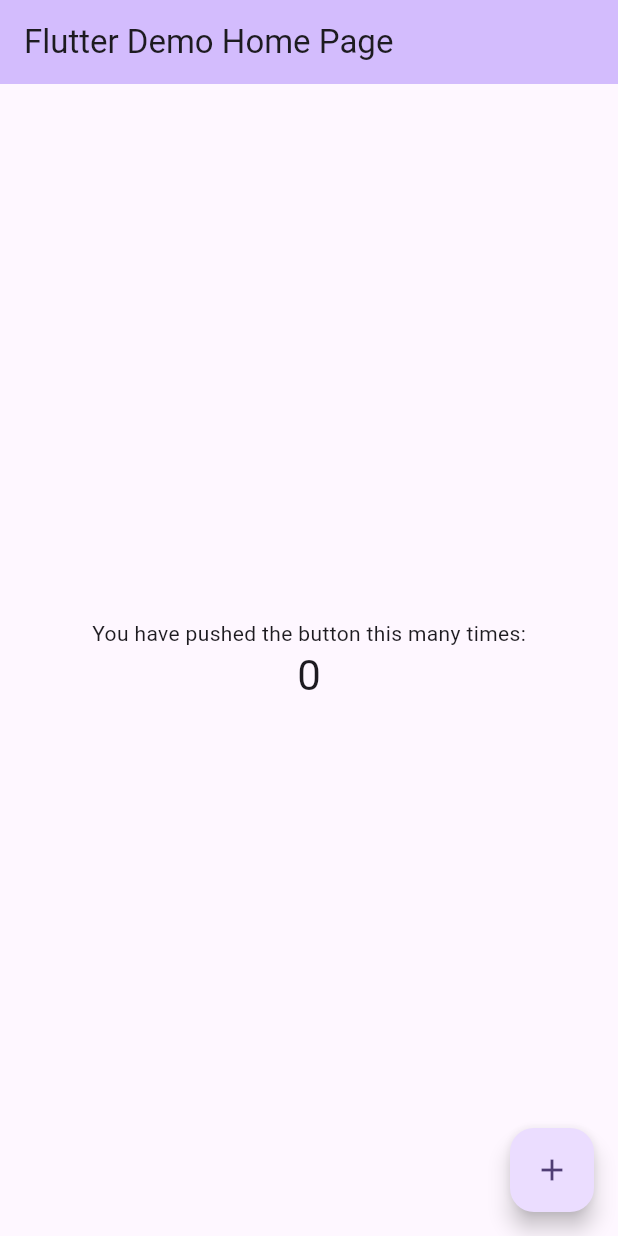
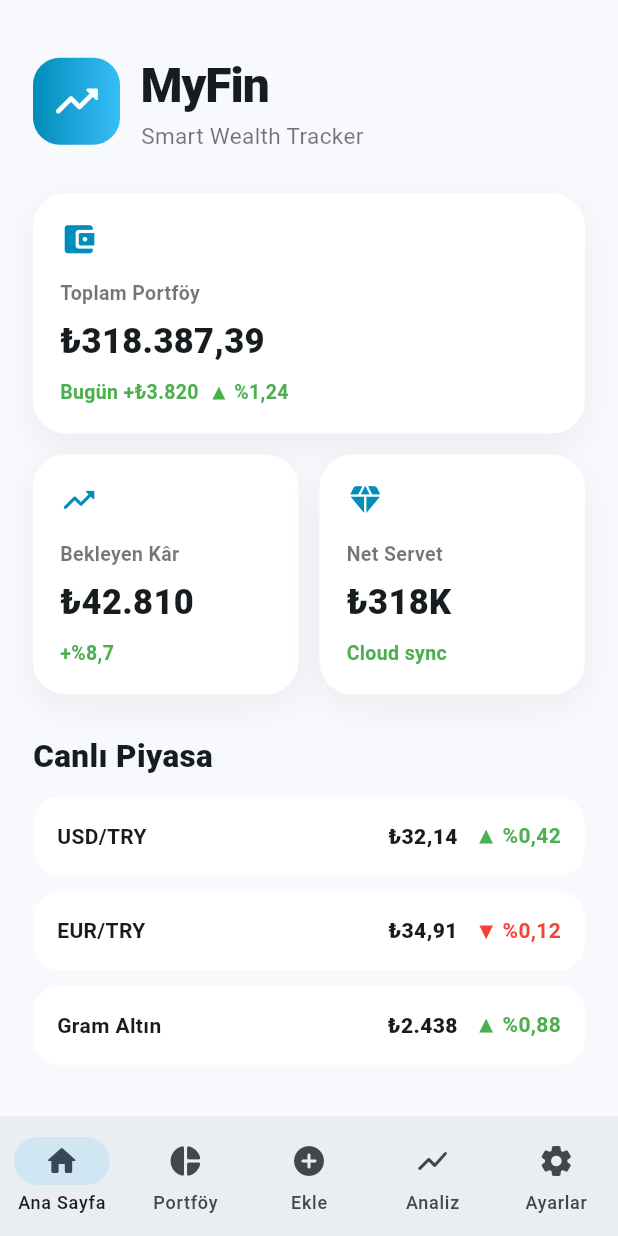
Before and after one commit to ErhanOzalhas/myfin-mobile, a Flutter app: the screen it shows after launch, on a phone screen of 412 x 824 dp. Run offline on Flutter 3.47's test engine with Material 3 defaults, Android fonts, the light colour scheme and no system bars.

Commit message:
Milestone 2 MyFin mobile shell

```diff
--- a/lib/main.dart
+++ b/lib/main.dart
@@ -1,122 +1,232 @@
 import 'package:flutter/material.dart';
 
 void main() {
-  runApp(const MyApp());
+  runApp(const MyFinApp());
 }
 
-class MyApp extends StatelessWidget {
-  const MyApp({super.key});
+class MyFinApp extends StatelessWidget {
+  const MyFinApp({super.key});
 
-  // This widget is the root of your application.
   @override
   Widget build(BuildContext context) {
     return MaterialApp(
-      title: 'Flutter Demo',
+      title: 'MyFin',
+      debugShowCheckedModeBanner: false,
       theme: ThemeData(
-        // This is the theme of your application.
-        //
-        // TRY THIS: Try running your application with "flutter run". You'll see
-        // the application has a purple toolbar. Then, without quitting the app,
-        // try changing the seedColor in the colorScheme below to Colors.green
-        // and then invoke "hot reload" (save your changes or press the "hot
-        // reload" button in a Flutter-supported IDE, or press "r" if you used
-        // the command line to start the app).
-        //
-        // Notice that the counter didn't reset back to zero; the application
-        // state is not lost during the reload. To reset the state, use hot
-        // restart instead.
-        //
-        // This works for code too, not just values: Most code changes can be
-        // tested with just a hot reload.
-        colorScheme: .fromSeed(seedColor: Colors.deepPurple),
+        useMaterial3: true,
+        scaffoldBackgroundColor: const Color(0xFFF7F9FC),
+        colorScheme: ColorScheme.fromSeed(
+          seedColor: const Color(0xFF008DB9),
+        ),
       ),
-      home: const MyHomePage(title: 'Flutter Demo Home Page'),
+      home: const MyFinHome(),
     );
   }
 }
 
-class MyHomePage extends StatefulWidget {
-  const MyHomePage({super.key, required this.title});
-
-  // This widget is the home page of your application. It is stateful, meaning
-  // that it has a State object (defined below) that contains fields that affect
-  // how it looks.
-
-  // This class is the configuration for the state. It holds the values (in this
-  // case the title) provided by the parent (in this case the App widget) and
-  // used by the build method of the State. Fields in a Widget subclass are
-  // always marked "final".
-
-  final String title;
-
-  @override
-  State<MyHomePage> createState() => _MyHomePageState();
-}
-
-class _MyHomePageState extends State<MyHomePage> {
-  int _counter = 0;
-
-  void _incrementCounter() {
-    setState(() {
-      // This call to setState tells the Flutter framework that something has
-      // changed in this State, which causes it to rerun the build method below
-      // so that the display can reflect the updated values. If we changed
-      // _counter without calling setState(), then the build method would not be
-      // called again, and so nothing would appear to happen.
-      _counter++;
-    });
-  }
+class MyFinHome extends StatelessWidget {
+  const MyFinHome({super.key});
 
   @override
   Widget build(BuildContext context) {
-    // This method is rerun every time setState is called, for instance as done
-    // by the _incrementCounter method above.
-    //
-    // The Flutter framework has been optimized to make rerunning build methods
-    // fast, so that you can just rebuild anything that needs updating rather
-    // than having to individually change instances of widgets.
     return Scaffold(
-      appBar: AppBar(
-        // TRY THIS: Try changing the color here to a specific color (to
-        // Colors.amber, perhaps?) and trigger a hot reload to see the AppBar
-        // change color while the other colors stay the same.
-        backgroundColor: Theme.of(context).colorScheme.inversePrimary,
-        // Here we take the value from the MyHomePage object that was created by
-        // the App.build method, and use it to set our appbar title.
-        title: Text(widget.title),
-      ),
-      body: Center(
-        // Center is a layout widget. It takes a single child and positions it
-        // in the middle of the parent.
-        child: Column(
-          // Column is also a layout widget. It takes a list of children and
-          // arranges them vertically. By default, it sizes itself to fit its
-          // children horizontally, and tries to be as tall as its parent.
-          //
-          // Column has various properties to control how it sizes itself and
-          // how it positions its children. Here we use mainAxisAlignment to
-          // center the children vertically; the main axis here is the vertical
-          // axis because Columns are vertical (the cross axis would be
-          // horizontal).
-          //
-          // TRY THIS: Invoke "debug painting" (choose the "Toggle Debug Paint"
-          // action in the IDE, or press "p" in the console), to see the
-          // wireframe for each widget.
-          mainAxisAlignment: .center,
+      body: SafeArea(
+        child: ListView(
+          padding: const EdgeInsets.all(22),
           children: [
-            const Text('You have pushed the button this many times:'),
-            Text(
-              '$_counter',
-              style: Theme.of(context).textTheme.headlineMedium,
+            const SizedBox(height: 12),
+            Row(
+              children: [
+                Container(
+                  width: 58,
+                  height: 58,
+                  decoration: BoxDecoration(
+                    gradient: const LinearGradient(
+                      colors: [Color(0xFF008DB9), Color(0xFF38BDF8)],
+                    ),
+                    borderRadius: BorderRadius.circular(18),
+                  ),
+                  child: const Icon(
+                    Icons.trending_up_rounded,
+                    color: Colors.white,
+                    size: 34,
+                  ),
+                ),
+                const SizedBox(width: 14),
+                const Expanded(
+                  child: Column(
+                    crossAxisAlignment: CrossAxisAlignment.start,
+                    children: [
+                      Text(
+                        'MyFin',
+                        style: TextStyle(
+                          fontSize: 32,
+                          fontWeight: FontWeight.w900,
+                          letterSpacing: -0.7,
+                        ),
+                      ),
+                      Text(
+                        'Smart Wealth Tracker',
+                        style: TextStyle(
+                          fontSize: 15,
+                          color: Colors.black54,
+                        ),
+                      ),
+                    ],
+                  ),
+                ),
+              ],
             ),
+            const SizedBox(height: 28),
+            _MetricCard(
+              title: 'Toplam Portföy',
+              value: '₺318.387,39',
+              subtitle: 'Bugün +₺3.820  ▲ %1,24',
+              icon: Icons.account_balance_wallet_rounded,
+              positive: true,
+            ),
+            const SizedBox(height: 14),
+            Row(
+              children: const [
+                Expanded(
+                  child: _MetricCard(
+                    title: 'Bekleyen Kâr',
+                    value: '₺42.810',
+                    subtitle: '+%8,7',
+                    icon: Icons.trending_up_rounded,
+                    positive: true,
+                  ),
+                ),
+                SizedBox(width: 14),
+                Expanded(
+                  child: _MetricCard(
+                    title: 'Net Servet',
+                    value: '₺318K',
+                    subtitle: 'Cloud sync',
+                    icon: Icons.diamond_rounded,
+                    positive: true,
+                  ),
+                ),
+              ],
+            ),
+            const SizedBox(height: 26),
+            const _SectionTitle(title: 'Canlı Piyasa'),
+            const _MarketRow(name: 'USD/TRY', value: '₺32,14', change: '▲ %0,42'),
+            const _MarketRow(name: 'EUR/TRY', value: '₺34,91', change: '▼ %0,12', positive: false),
+            const _MarketRow(name: 'Gram Altın', value: '₺2.438', change: '▲ %0,88'),
           ],
         ),
       ),
-      floatingActionButton: FloatingActionButton(
-        onPressed: _incrementCounter,
-        tooltip: 'Increment',
-        child: const Icon(Icons.add),
+      bottomNavigationBar: NavigationBar(
+        selectedIndex: 0,
+        destinations: const [
+          NavigationDestination(icon: Icon(Icons.home_rounded), label: 'Ana Sayfa'),
+          NavigationDestination(icon: Icon(Icons.pie_chart_rounded), label: 'Portföy'),
+          NavigationDestination(icon: Icon(Icons.add_circle_rounded), label: 'Ekle'),
+          NavigationDestination(icon: Icon(Icons.show_chart_rounded), label: 'Analiz'),
+          NavigationDestination(icon: Icon(Icons.settings_rounded), label: 'Ayarlar'),
+        ],
       ),
     );
   }
 }
+
+class _MetricCard extends StatelessWidget {
+  final String title;
+  final String value;
+  final String subtitle;
+  final IconData icon;
+  final bool positive;
+
+  const _MetricCard({
+    required this.title,
+    required this.value,
+    required this.subtitle,
+    required this.icon,
+    this.positive = true,
+  });
+
+  @override
+  Widget build(BuildContext context) {
+    final color = positive ? Colors.green : Colors.red;
+
+    return Container(
+      padding: const EdgeInsets.all(18),
+      decoration: BoxDecoration(
+        color: Colors.white,
+        borderRadius: BorderRadius.circular(22),
+        boxShadow: [
+          BoxShadow(
+            color: Colors.black.withOpacity(.05),
+            blurRadius: 18,
+            offset: const Offset(0, 8),
+          ),
+        ],
+      ),
+      child: Column(
+        crossAxisAlignment: CrossAxisAlignment.start,
+        children: [
+          Icon(icon, color: const Color(0xFF008DB9), size: 25),
+          const SizedBox(height: 14),
+          Text(title, style: const TextStyle(fontSize: 13, color: Colors.black54, fontWeight: FontWeight.w600)),
+          const SizedBox(height: 6),
+          Text(value, style: const TextStyle(fontSize: 23, fontWeight: FontWeight.w900)),
+          const SizedBox(height: 8),
+          Text(subtitle, style: TextStyle(color: color, fontSize: 13, fontWeight: FontWeight.w700)),
+        ],
+      ),
+    );
+  }
+}
+
+class _SectionTitle extends StatelessWidget {
+  final String title;
+  const _SectionTitle({required this.title});
+
+  @override
+  Widget build(BuildContext context) {
+    return const Padding(
+      padding: EdgeInsets.only(bottom: 12),
+      child: Text(
+        'Canlı Piyasa',
+        style: TextStyle(fontSize: 21, fontWeight: FontWeight.w900),
+      ),
+    );
+  }
+}
+
+class _MarketRow extends StatelessWidget {
+  final String name;
+  final String value;
+  final String change;
+  final bool positive;
+
+  const _MarketRow({
+    required this.name,
+    required this.value,
+    required this.change,
+    this.positive = true,
+  });
+
+  @override
+  Widget build(BuildContext context) {
+    final color = positive ? Colors.green : Colors.red;
+
+    return Container(
+      margin: const EdgeInsets.only(bottom: 10),
+      padding: const EdgeInsets.all(16),
+      decoration: BoxDecoration(
+        color: Colors.white,
+        borderRadius: BorderRadius.circular(18),
+      ),
+      child: Row(
+        children: [
+          Expanded(child: Text(name, style: const TextStyle(fontWeight: FontWeight.w700))),
+          Text(value, style: const TextStyle(fontWeight: FontWeight.w900)),
+          const SizedBox(width: 12),
+          Text(change, style: TextStyle(color: color, fontWeight: FontWeight.w700)),
+        ],
+      ),
+    );
+  }
+}
--- a/pubspec.yaml
+++ b/pubspec.yaml
@@ -34,6 +34,7 @@
   # The following adds the Cupertino Icons font to your application.
   # Use with the CupertinoIcons class for iOS style icons.
   cupertino_icons: ^1.0.8
+  fl_chart: ^1.2.0
 
 dev_dependencies:
   flutter_test:
```
Also changed, not shown: pubspec.lock, 1 other file.
